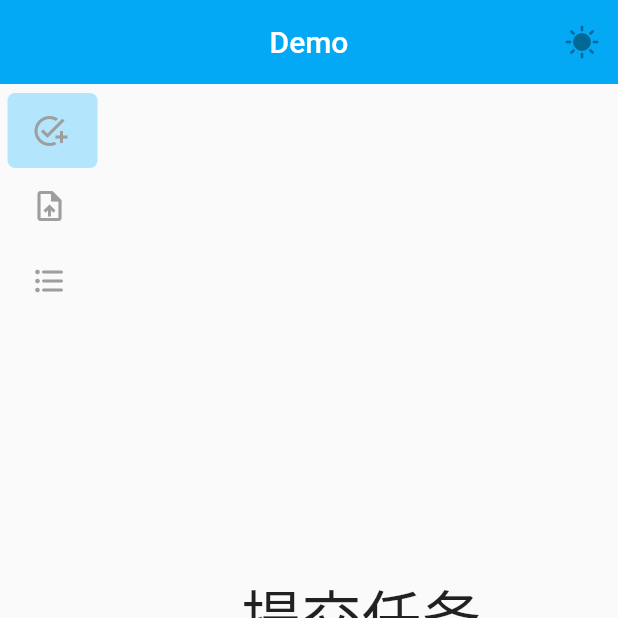
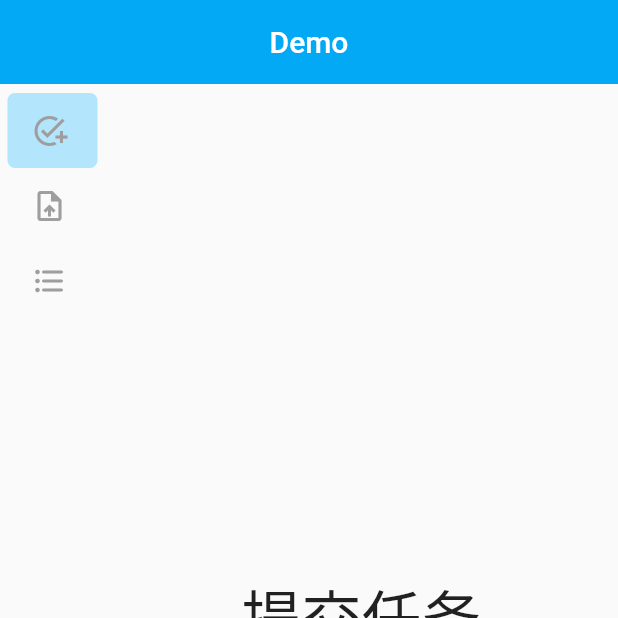
Before and after one commit to exhyy/driving_detection_app, a Flutter app: the screen it shows after launch, on a phone screen of 412 x 824 dp, the top half of it. Run offline on Flutter 3.47's test engine with Material 2 defaults, Android fonts, the light colour scheme and no system bars; drawn by our look-alikes of easy_sidemenu; our stand-ins replace file_picker, sprintf; missing offline and left inert: progresso.

Commit message:
remove the sun

```diff
--- a/lib/pages/home.dart
+++ b/lib/pages/home.dart
@@ -44,12 +44,6 @@ class _HomeState extends State<Home> {
         centerTitle: true,
         elevation: 0,
         backgroundColor: Colors.lightBlue,
-        actions: [
-          IconButton(
-            icon: Icon(Icons.sunny),
-            onPressed: null,
-          ),
-        ],
       ),
       body: Row(
         mainAxisAlignment: MainAxisAlignment.start,
```
